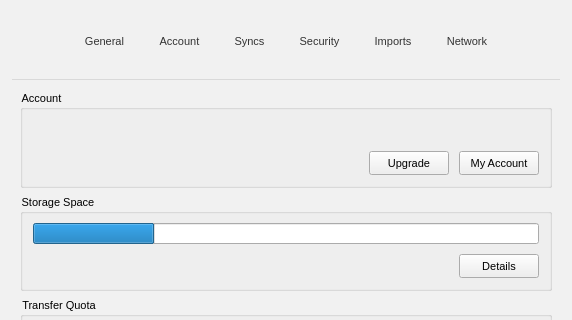
The window that src/MEGASync/gui/linux/SettingsDialog.ui (meganz/MEGAsync) describes before a commit, drawn with Qt 5; both pictures show x 0 to 572 and y 0 to 320 of the 572 by 679 pixel window.
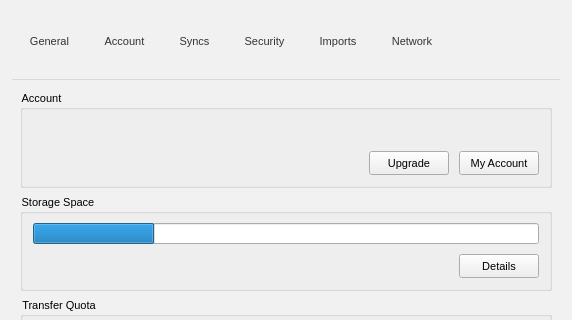
The same window after the commit. Icons and pictures are not drawn. Custom widgets are drawn as their Qt base class.

Commit message: Settings dialog: Header (win, linux): remove left spacer

Patch:
```diff
--- a/src/MEGASync/gui/linux/SettingsDialog.ui
+++ b/src/MEGASync/gui/linux/SettingsDialog.ui
@@ -193,7 +193,7 @@
        <enum>QLayout::SetDefaultConstraint</enum>
       </property>
       <property name="leftMargin">
-       <number>0</number>
+       <number>12</number>
       </property>
       <property name="topMargin">
        <number>5</number>
@@ -204,19 +204,6 @@
       <property name="bottomMargin">
        <number>0</number>
       </property>
-      <item>
-       <spacer name="horizontalSpacer_16">
-        <property name="orientation">
-         <enum>Qt::Horizontal</enum>
-        </property>
-        <property name="sizeHint" stdset="0">
-         <size>
-          <width>40</width>
-          <height>20</height>
-         </size>
-        </property>
-       </spacer>
-      </item>
       <item>
        <widget class="QToolButton" name="bGeneral">
         <property name="minimumSize">
```
The commit also changes 1 other file.
